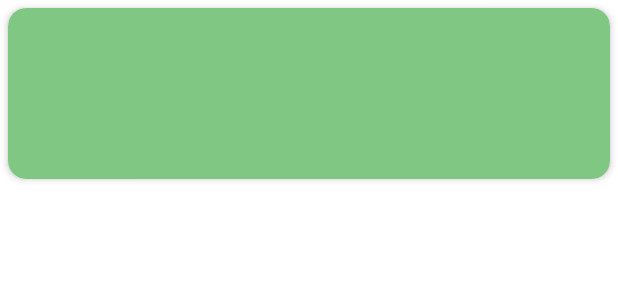
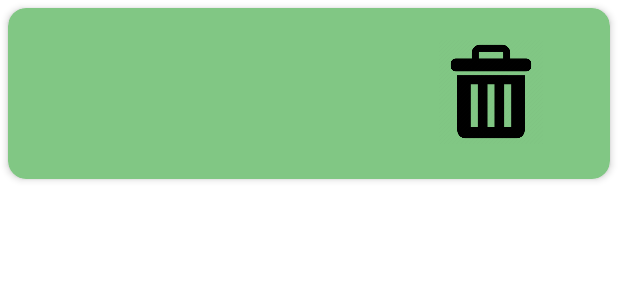
Before and after one commit to robhewison/android-programming-class, an Android app: the layout card_layout.xml on its own in the app's theme, with its tools: preview values and no code run, on a phone screen of 412 x 824 dp. Shown: the top 300 px of the screen. Run offline under Robolectric (Android 15) with nearby library versions, the phone set to English and light mode, and no system bars.

Commit message:
completed contacts app

```diff
--- a/Contacts-Project/app/src/main/java/com/ebookfrenzy/contactsproject/Contact.kt
+++ b/Contacts-Project/app/src/main/java/com/ebookfrenzy/contactsproject/Contact.kt
@@ -15,7 +15,7 @@ class Contact {
 
     @ColumnInfo(name = "contactName")
     var contactName: String? = null
-    var phoneNumber: Long = 0              //var phoneNumber: Int = 0
+    var phoneNumber: Long = 0
 
     constructor() {}
 
--- a/Contacts-Project/app/src/main/java/com/ebookfrenzy/contactsproject/ui/main/ContactListAdapter.kt
+++ b/Contacts-Project/app/src/main/java/com/ebookfrenzy/contactsproject/ui/main/ContactListAdapter.kt
@@ -8,8 +8,10 @@ import androidx.recyclerview.widget.RecyclerView
 import com.ebookfrenzy.contactsproject.Contact
 import com.ebookfrenzy.contactsproject.R
 
+
 class ContactListAdapter(private val contactItemLayout: Int) :
     RecyclerView.Adapter<ContactListAdapter.ViewHolder>() {
+
 
     companion object {
         private var contactList: List<Contact>? = null
@@ -26,7 +28,6 @@ class ContactListAdapter(private val contactItemLayout: Int) :
         }
     }
 
-    //replaced contactItemLayout with R.layout.card_layout
     override fun onCreateViewHolder(parent: ViewGroup, viewType: Int):
             ViewHolder {
         val view = LayoutInflater.from(parent.context).inflate(
@@ -46,5 +47,7 @@ class ContactListAdapter(private val contactItemLayout: Int) :
     class ViewHolder(itemView: View) : RecyclerView.ViewHolder(itemView) {
         var item: TextView = itemView.findViewById(R.id.contactNameCard)
         var item2: TextView = itemView.findViewById(R.id.contactPhoneNumber)
+
     }
+
 }
--- a/Contacts-Project/app/src/main/res/layout/card_layout.xml
+++ b/Contacts-Project/app/src/main/res/layout/card_layout.xml
@@ -33,5 +33,16 @@
             app:layout_constraintTop_toBottomOf="@+id/contactNameCard"
             tools:layout_editor_absoluteX="-3dp" />
 
+        <ImageView
+            android:id="@+id/trash"
+            android:layout_width="69dp"
+            android:layout_height="71dp"
+            android:layout_marginStart="32dp"
+            app:layout_constraintEnd_toEndOf="parent"
+            app:layout_constraintStart_toEndOf="@+id/contactPhoneNumber"
+            app:srcCompat="@drawable/trash3"
+            tools:layout_editor_absoluteY="-2dp"
+            android:contentDescription="@string/trash" />
+
     </androidx.constraintlayout.widget.ConstraintLayout>
 </androidx.cardview.widget.CardView>
--- a/Contacts-Project/app/src/main/res/values/strings.xml
+++ b/Contacts-Project/app/src/main/res/values/strings.xml
@@ -8,4 +8,7 @@
     <string name="find_string">Find</string>
     <string name="delete_string">Asc</string>
     <string name="desc">Desc</string>
+    <string name="enter_name">Enter Name</string>
+    <string name="enter_phone">Enter Phone</string>
+    <string name="trash">trash can</string>
 </resources>
```
Also changed, not shown: Contacts-Project/app/src/main/java/com/ebookfrenzy/contactsproject/ContactRepository.kt (+15 -5 lines), Contacts-Project/app/src/main/java/com/ebookfrenzy/contactsproject/ui/main/MainFragment.kt (+2 -6 lines), Contacts-Project/app/src/main/res/layout/main_fragment.xml (+5 -4 lines), Contacts-Project/app/src/main/res/drawable/trash2.png (added), Contacts-Project/app/src/main/res/drawable/trash3.png (added).
